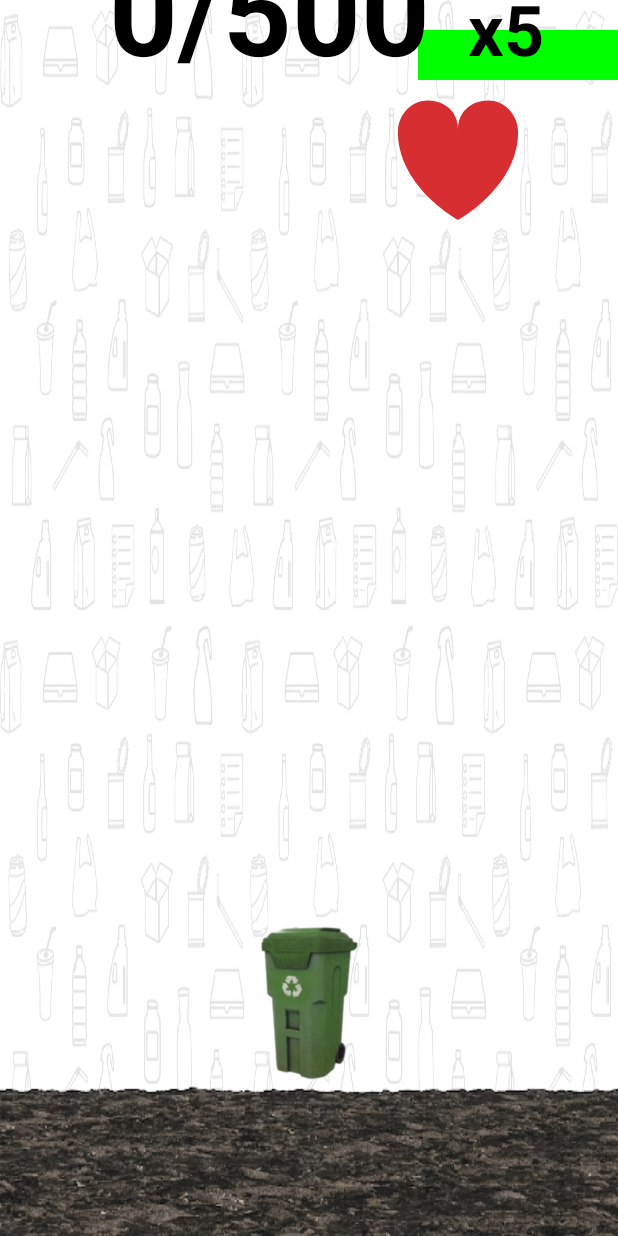
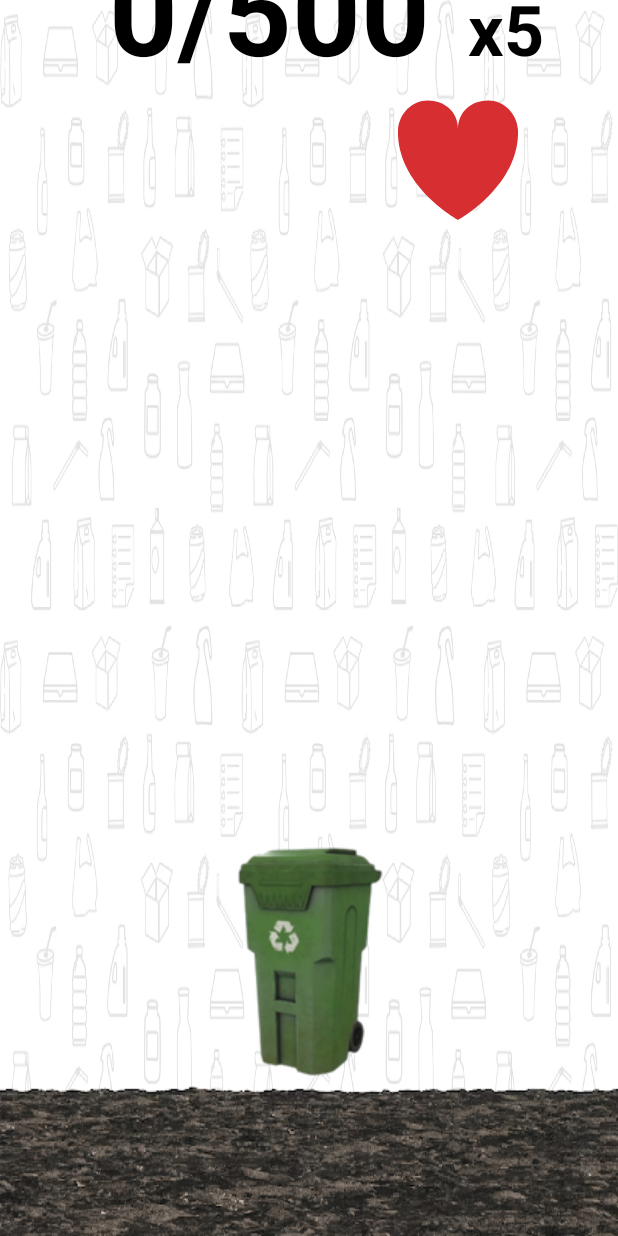
Before and after one commit to AlejandroMoc/E3_SaveTheBunny, an Android app: the screen it shows after launch (TutorialActivity), after a tap on "PLAY", on a phone screen of 412 x 824 dp. Run offline under Robolectric (Android 15) with nearby library versions, the phone set to English and light mode, and no system bars.

Commit message:
Quitado movimiento al bote. Quitada barra de colores para las vidas.

```diff
--- a/app/src/main/java/mx/a01736353/savethebunny/GameView.java
+++ b/app/src/main/java/mx/a01736353/savethebunny/GameView.java
@@ -31,7 +31,6 @@ public class GameView extends View {
     final long UPDATE_MILLIS = 30;
     Runnable runnable;
     Paint pointsNumber = new Paint();
-    Paint livesColor = new Paint();
     Paint lifeNumber = new Paint();
     float pointsTextSize = 120;
     float lifeTextSize = 70;
@@ -53,7 +52,7 @@ public class GameView extends View {
             background = BitmapFactory.decodeResource(getResources(), R.drawable.background_tiles);
             ground = BitmapFactory.decodeResource(getResources(), R.drawable.ground);
             dumpster = BitmapFactory.decodeResource(getResources(), R.drawable.trashcan_1);
-            dumpster = Bitmap.createScaledBitmap(dumpster, dumpster.getWidth()-dumpster.getWidth()/3, dumpster.getHeight()-dumpster.getHeight()/3, true);
+            //dumpster = Bitmap.createScaledBitmap(dumpster, dumpster.getWidth()-dumpster.getWidth()/3, dumpster.getHeight()-dumpster.getHeight()/3, true);
             heart = BitmapFactory.decodeResource(getResources(), R.drawable.logo_heart);
 
             Display display = ((Activity) getContext()).getWindowManager().getDefaultDisplay();
@@ -89,8 +88,6 @@ public class GameView extends View {
             //100 es el margen, 120 es el tamaño del corazón
             heartDrawable.setBounds(dWidth - 120 - 100, 100, dWidth - 100, 100 + 120);
 
-            //Color inicial de barra de vida
-            livesColor.setColor(Color.GREEN);
             random = new Random();
             dumpsterX = dWidth/2-dumpster.getWidth()/2;
             dumpsterY = dHeight - ground.getHeight() - dumpster.getHeight();
@@ -155,16 +152,8 @@ public class GameView extends View {
             }
         }
 
-        //Actualizar color de pintura de acuerdo con las vidas
-        if (life == 3){
-            livesColor.setColor(Color.YELLOW);
-        } else if (life== 1){
-            livesColor.setColor(Color.RED);
-        }
-
         //Dibujar elementos en pantallas
         heartDrawable.draw(canvas);
-        canvas.drawRect(dWidth-200,30,dWidth-200+60*life,80, livesColor);
         canvas.drawText(""+points+"/500", dWidth/2-200, dHeight/7-pointsTextSize, pointsNumber);
         canvas.drawText("x"+life, dWidth-150, dHeight/6-lifeTextSize-80, lifeNumber);
         handler.postDelayed(runnable, UPDATE_MILLIS);
@@ -176,16 +165,22 @@ public class GameView extends View {
         float touchX = event.getX();
         float touchY = event.getY();
 
-        //Verificar toque
-        if(touchY>=dumpsterY){
+/*        if(touchY>=dumpsterY){
+            //Verificar toque
             int action = event.getAction();
+            //Si la acción es estar presionando la pantalla
             if(action == MotionEvent.ACTION_DOWN){
+                //Obtener el toque del dedo en X
                 oldX = event.getX();
+                //Obtener posición del cubo de basura
                 oldDumpsterX = dumpsterX;
             }
+            //Si la acción es mover la pantalla
             if (action == MotionEvent.ACTION_MOVE){
+                //Calcular shift en base al toque
                 float shift = oldX - touchX;
                 float newDumpsterX = oldDumpsterX-shift;
+                //Mover bote
                 if(newDumpsterX<=0)
                     dumpsterX=0;
                 else if (newDumpsterX >= dWidth - dumpster.getWidth())
@@ -193,7 +188,7 @@ public class GameView extends View {
                 else
                     dumpsterX=newDumpsterX;
             }
-        }
+        }*/
         return true;
     }
 }
```
